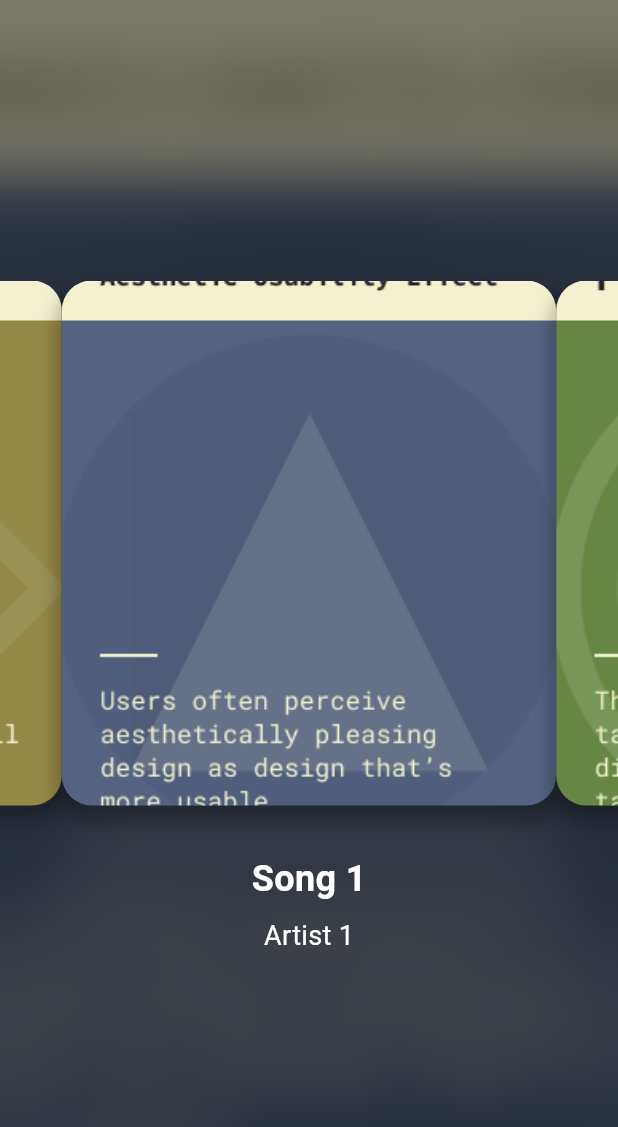
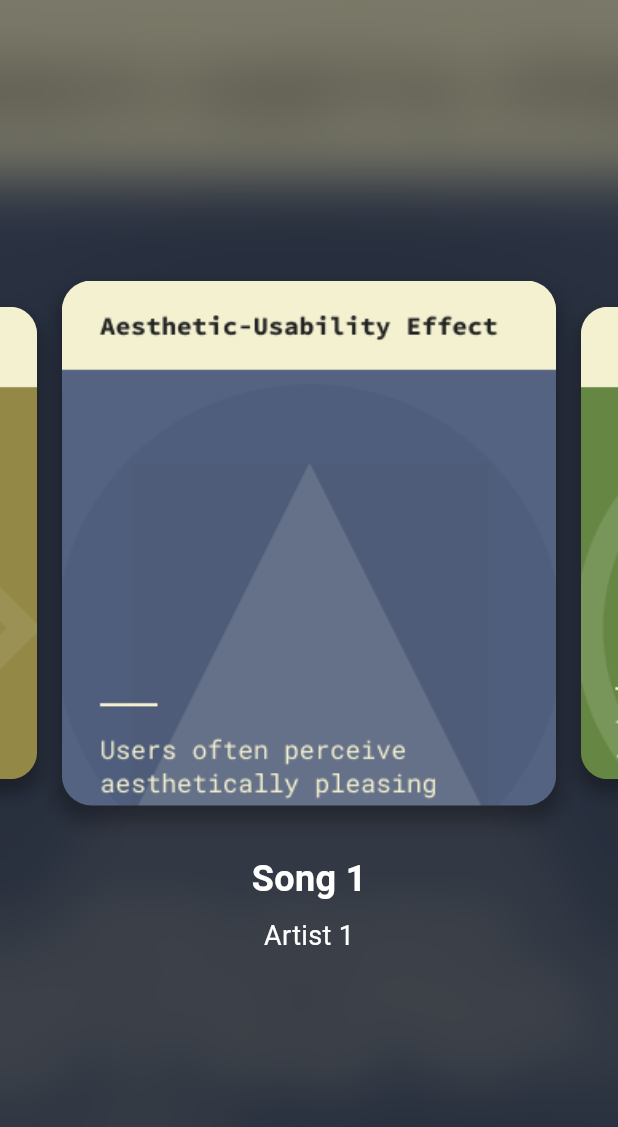
Before and after one commit to MRGRAVITY817/flutter_animations, a Flutter app: the MusicPlayerScreen screen opened directly, swiped to page 2, on a phone screen of 412 x 824 dp. Shown: the top 1127 px of the screen. Run offline on Flutter 3.47's test engine with Material 3 defaults, Android fonts, the phone set to English and light mode, and no system bars; our stand-ins replace flutter_hooks.

Commit message:
feat: add scaling animation for music album covers

```diff
--- a/lib/screens/music_player_screen.dart
+++ b/lib/screens/music_player_screen.dart
@@ -12,9 +12,16 @@ class MusicPlayerScreen extends HookWidget {
 
     final pageController = usePageController(viewportFraction: 0.8);
     final currentPage = useState(0);
+    final scroll = useState(0.0);
 
-    void handlePageChange(int index) {
-      currentPage.value = index;
+    pageController.addListener(() {
+      if (pageController.page == null) return;
+
+      scroll.value = pageController.page!;
+    });
+
+    void handlePageChange(int newPage) {
+      currentPage.value = newPage;
     }
 
     return Scaffold(
@@ -54,7 +61,15 @@ class MusicPlayerScreen extends HookWidget {
               return Column(
                 mainAxisAlignment: MainAxisAlignment.center,
                 children: [
-                  Container(
+                  ValueListenableBuilder(
+                      valueListenable: scroll,
+                      builder: (context, scrollValue, child) {
+                        final diff = (scrollValue - index).abs();
+                        final scale = 1 - (diff * 0.1);
+
+                        return Transform.scale(
+                          scale: scale,
+                          child: Container(
                             height: 350,
                             decoration: BoxDecoration(
                               borderRadius: BorderRadius.circular(20),
@@ -69,9 +84,12 @@ class MusicPlayerScreen extends HookWidget {
                               image: DecorationImage(
                                 image: AssetImage("assets/covers/$index.png"),
                                 fit: BoxFit.cover,
+                                alignment: Alignment.topCenter,
                               ),
                             ),
                           ),
+                        );
+                      }),
                   const SizedBox(
                     height: 32,
                   ),
```
Lines whose indentation alone changed are shown as unchanged.
